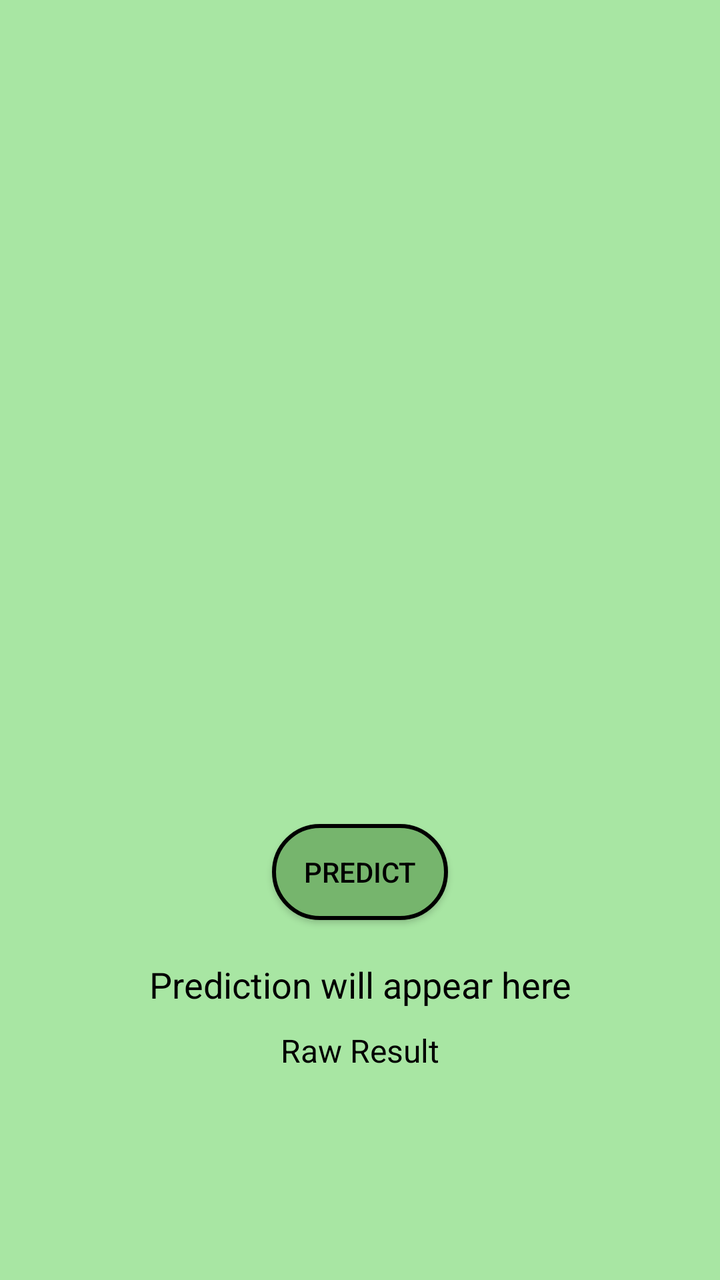
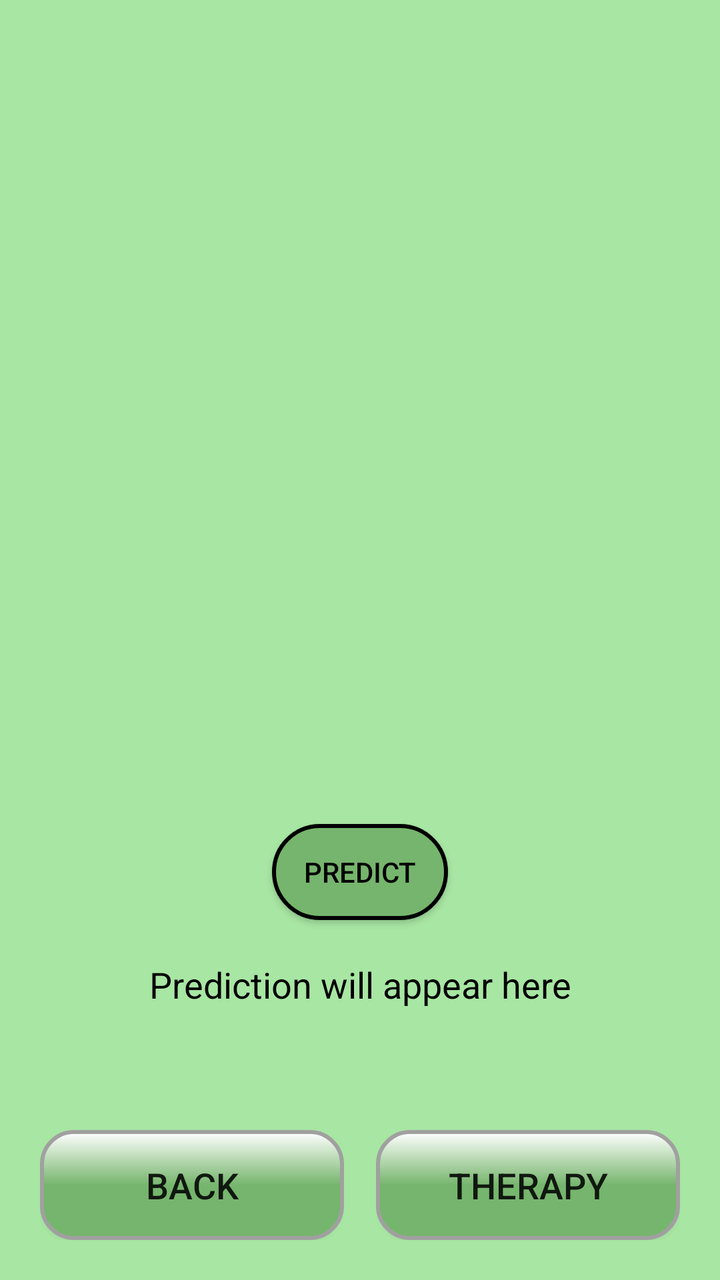

An Android layout rendered at two revisions. The XML below is the earlier revision; the diff shows what the commit changed to produce the second picture.
<!-- AndroidManifest.xml: application theme AppTheme -->
<!-- res/layout/alphabetdetectresult.xml -->
<?xml version="1.0" encoding="utf-8"?>
<androidx.constraintlayout.widget.ConstraintLayout
    xmlns:android="http://schemas.android.com/apk/res/android"
    xmlns:app="http://schemas.android.com/apk/res-auto"
    xmlns:tools="http://schemas.android.com/tools"
    android:layout_width="match_parent"
    android:layout_height="match_parent"
    android:background="#A8E6A3"
    tools:context=".alphabetmodelActivity">

    
    <ImageView
        android:id="@+id/imageView"
        android:layout_width="0dp"
        android:layout_height="0dp"
        android:layout_marginTop="32dp"
        android:contentDescription="Loaded Image"
        app:layout_constraintBottom_toTopOf="@+id/predictButton"
        app:layout_constraintEnd_toEndOf="parent"
        app:layout_constraintStart_toStartOf="parent"
        app:layout_constraintTop_toTopOf="parent"
        app:layout_constraintDimensionRatio="1:1"/>

    
    <Button
        android:id="@+id/predictButton"
        android:layout_width="wrap_content"
        android:layout_height="wrap_content"
        android:text="Predict"
        app:layout_constraintTop_toBottomOf="@+id/imageView"
        app:layout_constraintStart_toStartOf="parent"
        app:layout_constraintEnd_toEndOf="parent"
        android:layout_marginTop="20dp"
        android:background="@drawable/round_corners"
        android:textColor="#000000"/>

    
    <TextView
        android:id="@+id/resultText"
        android:layout_width="wrap_content"
        android:layout_height="wrap_content"
        android:text="Prediction will appear here"
        android:textSize="18sp"
        app:layout_constraintTop_toBottomOf="@+id/predictButton"
        app:layout_constraintStart_toStartOf="parent"
        app:layout_constraintEnd_toEndOf="parent"
        android:layout_marginTop="20dp"
        android:textAlignment="center"
        android:textColor="@android:color/black"/>

    
    <TextView
        android:id="@+id/rawResultText"
        android:layout_width="wrap_content"
        android:layout_height="wrap_content"
        android:text="Raw Result"
        android:textSize="16sp"
        app:layout_constraintTop_toBottomOf="@+id/resultText"
        app:layout_constraintStart_toStartOf="parent"
        app:layout_constraintEnd_toEndOf="parent"
        android:layout_marginTop="10dp"
        android:textAlignment="center"
        android:textColor="@android:color/black"/>

    
    <ProgressBar
        android:id="@+id/progressBar"
        style="?android:attr/progressBarStyleLarge"
        android:layout_width="wrap_content"
        android:layout_height="wrap_content"
        android:visibility="gone"
        app:layout_constraintTop_toBottomOf="@+id/rawResultText"
        app:layout_constraintStart_toStartOf="parent"
        app:layout_constraintEnd_toEndOf="parent"
        android:layout_marginTop="20dp"/>

</androidx.constraintlayout.widget.ConstraintLayout>
<!-- resources referenced by this layout -->
<resources>
  <!-- drawable round_corners (drawable) -->
  <?xml version="1.0" encoding="utf-8"?>
  <shape xmlns:android="http://schemas.android.com/apk/res/android">
      <solid android:color="#76B56D" /> 
      <corners android:radius="50dp" />
      <stroke
          android:color="#000000"
          android:width="2dp"/>
  </shape>
  <style name="AppTheme" parent="Theme.AppCompat.Light.NoActionBar">
          <item name="colorButtonNormal">@null</item>
      </style>
</resources>

<!-- the commit's change to res/layout/alphabetdetectresult.xml (unified diff, before → after) -->
@@ -60,6 +60,7 @@
         app:layout_constraintEnd_toEndOf="parent"
         android:layout_marginTop="10dp"
         android:textAlignment="center"
+        android:visibility="gone"
         android:textColor="@android:color/black"/>
 
     
@@ -73,5 +74,40 @@
         app:layout_constraintStart_toStartOf="parent"
         app:layout_constraintEnd_toEndOf="parent"
         android:layout_marginTop="20dp"/>
+    
+    <LinearLayout
+        android:id="@+id/navigationLayout"
+        android:layout_width="match_parent"
+        android:layout_height="wrap_content"
+        android:layout_marginBottom="20dp"
+        android:orientation="horizontal"
+        android:paddingHorizontal="20dp"
+        android:gravity="center_vertical"
+        app:layout_constraintBottom_toBottomOf="parent"
+        app:layout_constraintStart_toStartOf="parent"
+        app:layout_constraintEnd_toEndOf="parent">
+
+        <Button
+            android:id="@+id/backButton"
+            android:layout_width="0dp"
+            android:layout_height="55dp"
+            android:layout_weight="1"
+            android:text="Back"
+            android:textSize="18sp"
+            android:background="@drawable/button_3d_round" />
+
+        <View
+            android:layout_width="16dp"
+            android:layout_height="0dp" />
+
+        <Button
+            android:id="@+id/nextButton"
+            android:layout_width="0dp"
+            android:layout_height="55dp"
+            android:layout_weight="1"
+            android:text="Therapy"
+            android:textSize="18sp"
+            android:background="@drawable/button_3d_round" />
+    </LinearLayout>
 
 </androidx.constraintlayout.widget.ConstraintLayout>
<!-- resource entries referenced after the edit -->
@@ -1,5 +1,35 @@
 <!-- resources referenced by this layout -->
 <resources>
+  <!-- drawable button_3d_round (drawable) -->
+  <?xml version="1.0" encoding="utf-8"?>
+  <layer-list xmlns:android="http://schemas.android.com/apk/res/android">
+      
+      <item
+          android:right="2dp"
+          android:left="2dp"
+          android:top="2dp"
+          android:bottom="2dp">
+          <shape>
+              <solid android:color="#88000000"/> 
+              <corners android:radius="16dp"/> 
+          </shape>
+      </item>
+  
+      
+      <item>
+          <shape>
+              <gradient
+                  android:startColor="#FFFFFF"
+              android:centerColor="#76B56D"
+              android:endColor="#76B56D"
+              android:angle="270"/>
+              <corners android:radius="16dp"/> 
+              <stroke
+                  android:color="#A0A0A0"
+              android:width="2dp"/>    
+          </shape>
+      </item>
+  </layer-list>
   <!-- drawable round_corners (drawable) -->
   <?xml version="1.0" encoding="utf-8"?>
   <shape xmlns:android="http://schemas.android.com/apk/res/android">
